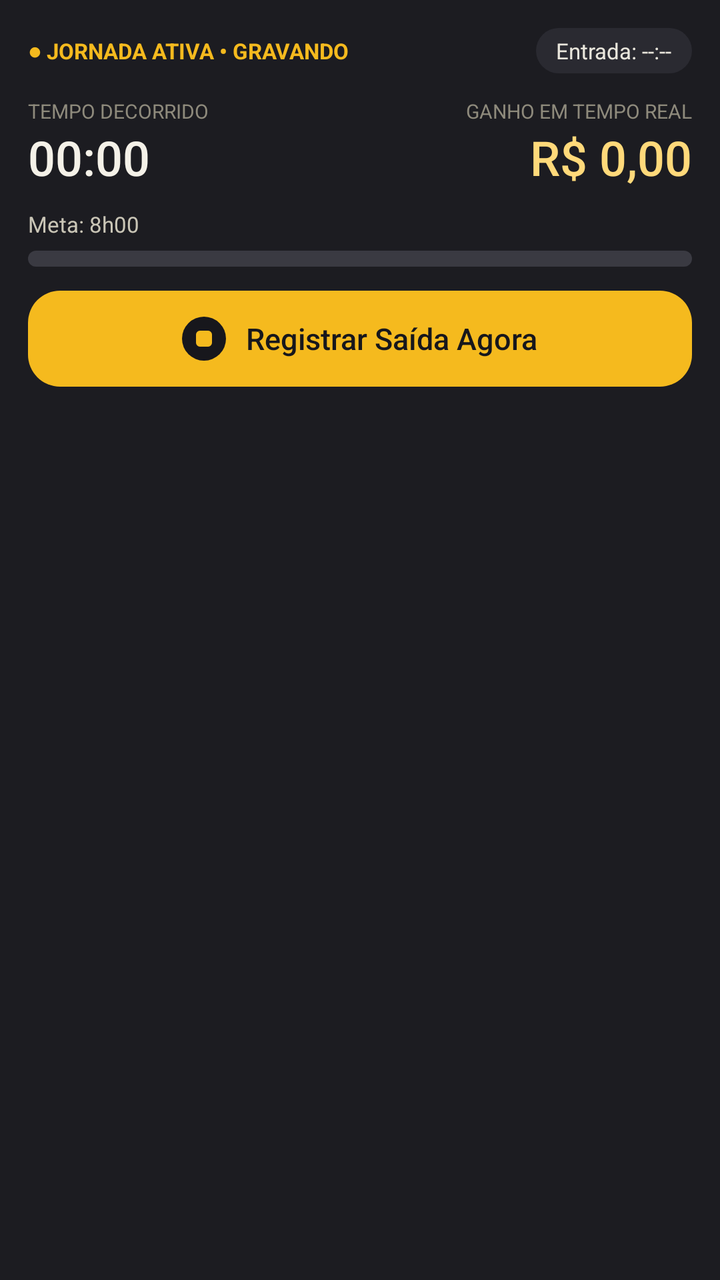
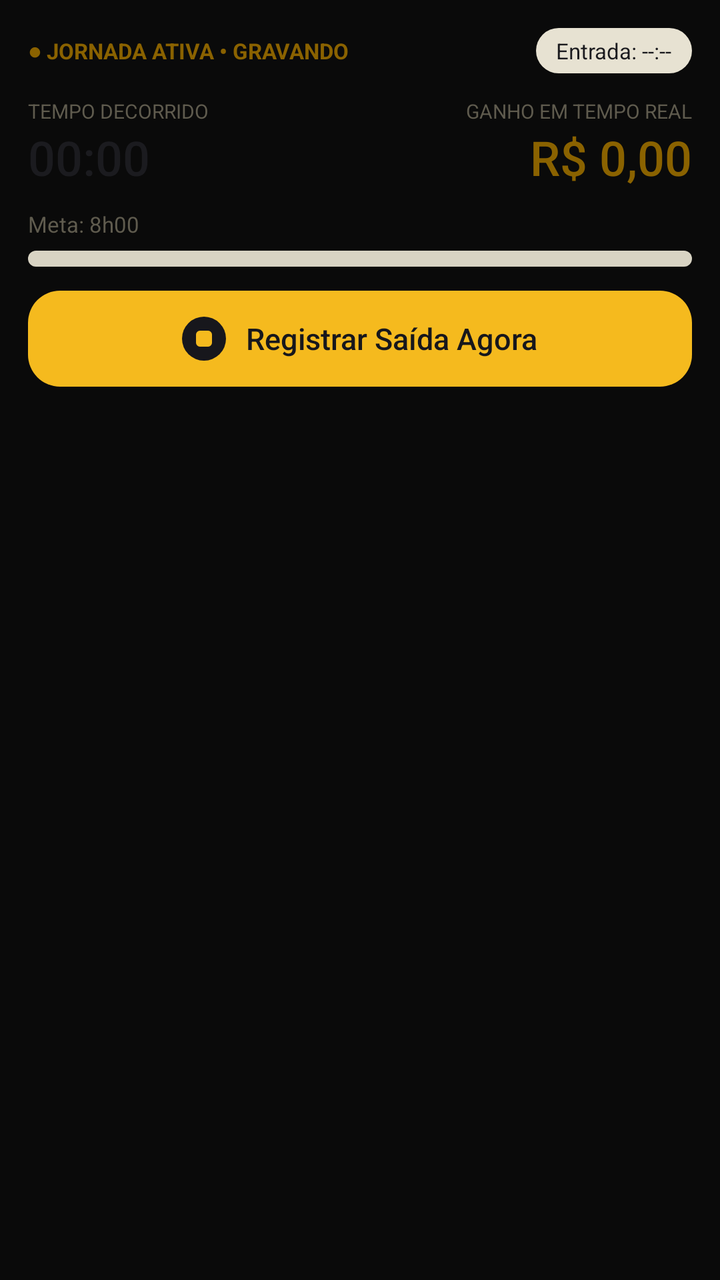

The first picture is an Android layout as it rendered before a commit; the second is the same layout after the commit. The layout source and the unified diff follow.
<!-- AndroidManifest.xml: application theme Theme.PontoPJ -->
<!-- res/layout/notification_big.xml -->
<?xml version="1.0" encoding="utf-8"?>
<LinearLayout xmlns:android="http://schemas.android.com/apk/res/android"
    android:layout_width="match_parent"
    android:layout_height="wrap_content"
    android:background="#1C1C21"
    android:orientation="vertical"
    android:padding="14dp">

    <RelativeLayout
        android:layout_width="match_parent"
        android:layout_height="wrap_content">

        <TextView
            android:id="@+id/notif_status"
            android:layout_width="wrap_content"
            android:layout_height="wrap_content"
            android:layout_alignParentStart="true"
            android:layout_centerVertical="true"
            android:text="● JORNADA ATIVA • GRAVANDO"
            android:textColor="#F5BA1E"
            android:textSize="11sp"
            android:textStyle="bold" />

        <TextView
            android:id="@+id/notif_entry"
            android:layout_width="wrap_content"
            android:layout_height="wrap_content"
            android:layout_alignParentEnd="true"
            android:background="@drawable/notif_pill"
            android:paddingStart="10dp"
            android:paddingTop="4dp"
            android:paddingEnd="10dp"
            android:paddingBottom="4dp"
            android:text="Entrada: --:--"
            android:textColor="#E9E6DC"
            android:textSize="11sp" />
    </RelativeLayout>

    <RelativeLayout
        android:layout_width="match_parent"
        android:layout_height="wrap_content"
        android:layout_marginTop="12dp">

        <LinearLayout
            android:layout_width="wrap_content"
            android:layout_height="wrap_content"
            android:layout_alignParentStart="true"
            android:orientation="vertical">

            <TextView
                android:layout_width="wrap_content"
                android:layout_height="wrap_content"
                android:text="TEMPO DECORRIDO"
                android:textColor="#8E8A7C"
                android:textSize="10sp" />

            <Chronometer
                android:id="@+id/notif_chrono"
                android:layout_width="wrap_content"
                android:layout_height="wrap_content"
                android:fontFamily="sans-serif-medium"
                android:textColor="#F4F1E8"
                android:textSize="24sp" />
        </LinearLayout>

        <LinearLayout
            android:layout_width="wrap_content"
            android:layout_height="wrap_content"
            android:layout_alignParentEnd="true"
            android:gravity="end"
            android:orientation="vertical">

            <TextView
                android:layout_width="wrap_content"
                android:layout_height="wrap_content"
                android:text="GANHO EM TEMPO REAL"
                android:textColor="#8E8A7C"
                android:textSize="10sp" />

            <TextView
                android:id="@+id/notif_earnings"
                android:layout_width="wrap_content"
                android:layout_height="wrap_content"
                android:fontFamily="sans-serif-medium"
                android:text="R$ 0,00"
                android:textColor="#FFD97A"
                android:textSize="24sp" />
        </LinearLayout>
    </RelativeLayout>

    <RelativeLayout
        android:id="@+id/notif_goal_block"
        android:layout_width="match_parent"
        android:layout_height="wrap_content"
        android:layout_marginTop="10dp">

        <TextView
            android:id="@+id/notif_goal"
            android:layout_width="wrap_content"
            android:layout_height="wrap_content"
            android:layout_alignParentStart="true"
            android:text="Meta: 8h00"
            android:textColor="#C9C5B6"
            android:textSize="11sp" />

        <TextView
            android:id="@+id/notif_goal_status"
            android:layout_width="wrap_content"
            android:layout_height="wrap_content"
            android:layout_alignParentEnd="true"
            android:textColor="#FFD97A"
            android:textSize="11sp" />
    </RelativeLayout>

    <ProgressBar
        android:id="@+id/notif_progress"
        style="?android:attr/progressBarStyleHorizontal"
        android:layout_width="match_parent"
        android:layout_height="8dp"
        android:layout_marginTop="6dp"
        android:max="100"
        android:progressDrawable="@drawable/notif_progress" />

    <LinearLayout
        android:id="@+id/notif_btn"
        android:layout_width="match_parent"
        android:layout_height="48dp"
        android:layout_marginTop="12dp"
        android:background="@drawable/notif_button"
        android:gravity="center"
        android:orientation="horizontal">

        <ImageView
            android:layout_width="22dp"
            android:layout_height="22dp"
            android:src="@drawable/notif_stop_dot" />

        <TextView
            android:layout_width="wrap_content"
            android:layout_height="wrap_content"
            android:layout_marginStart="10dp"
            android:fontFamily="sans-serif-medium"
            android:text="Registrar Saída Agora"
            android:textColor="#17171C"
            android:textSize="15sp" />
    </LinearLayout>
</LinearLayout>
<!-- resources referenced by this layout -->
<resources>
  <!-- drawable notif_button (drawable) -->
  <?xml version="1.0" encoding="utf-8"?>
  <shape xmlns:android="http://schemas.android.com/apk/res/android" android:shape="rectangle">
      <solid android:color="#F5BA1E" />
      <corners android:radius="16dp" />
  </shape>
  <!-- drawable notif_pill (drawable) -->
  <?xml version="1.0" encoding="utf-8"?>
  <shape xmlns:android="http://schemas.android.com/apk/res/android" android:shape="rectangle">
      <solid android:color="#2A2A31" />
      <corners android:radius="20dp" />
  </shape>
  <!-- drawable notif_progress (drawable) -->
  <?xml version="1.0" encoding="utf-8"?>
  <layer-list xmlns:android="http://schemas.android.com/apk/res/android">
      <item android:id="@android:id/background">
          <shape android:shape="rectangle">
              <solid android:color="#3A3A42" />
              <corners android:radius="4dp" />
          </shape>
      </item>
      <item android:id="@android:id/progress">
          <clip>
              <shape android:shape="rectangle">
                  <solid android:color="#F5BA1E" />
                  <corners android:radius="4dp" />
              </shape>
          </clip>
      </item>
  </layer-list>
  <!-- drawable notif_stop_dot (drawable) -->
  <?xml version="1.0" encoding="utf-8"?>
  <layer-list xmlns:android="http://schemas.android.com/apk/res/android">
      <item>
          <shape android:shape="oval">
              <solid android:color="#17171C" />
              <size android:width="22dp" android:height="22dp" />
          </shape>
      </item>
      <item
          android:bottom="7dp"
          android:left="7dp"
          android:right="7dp"
          android:top="7dp">
          <shape android:shape="rectangle">
              <solid android:color="#F5BA1E" />
              <corners android:radius="2dp" />
          </shape>
      </item>
  </layer-list>
  <style name="Theme.PontoPJ" parent="android:Theme.Material.NoActionBar">
          <item name="android:windowBackground">@color/black</item>
          <item name="android:statusBarColor">@android:color/transparent</item>
          <item name="android:navigationBarColor">@android:color/transparent</item>
      </style>
  <color name="black">#FF0A0A0A</color>
</resources>

<!-- the commit's change to res/layout/notification_big.xml (unified diff, before → after) -->
@@ -2,7 +2,6 @@
 <LinearLayout xmlns:android="http://schemas.android.com/apk/res/android"
     android:layout_width="match_parent"
     android:layout_height="wrap_content"
-    android:background="#1C1C21"
     android:orientation="vertical"
     android:padding="14dp">
 
@@ -17,7 +16,7 @@
             android:layout_alignParentStart="true"
             android:layout_centerVertical="true"
             android:text="● JORNADA ATIVA • GRAVANDO"
-            android:textColor="#F5BA1E"
+            android:textColor="@color/notif_status"
             android:textSize="11sp"
             android:textStyle="bold" />
 
@@ -32,7 +31,7 @@
             android:paddingEnd="10dp"
             android:paddingBottom="4dp"
             android:text="Entrada: --:--"
-            android:textColor="#E9E6DC"
+            android:textColor="@color/notif_text"
             android:textSize="11sp" />
     </RelativeLayout>
 
@@ -51,7 +50,7 @@
                 android:layout_width="wrap_content"
                 android:layout_height="wrap_content"
                 android:text="TEMPO DECORRIDO"
-                android:textColor="#8E8A7C"
+                android:textColor="@color/notif_muted"
                 android:textSize="10sp" />
 
             <Chronometer
@@ -59,7 +58,7 @@
                 android:layout_width="wrap_content"
                 android:layout_height="wrap_content"
                 android:fontFamily="sans-serif-medium"
-                android:textColor="#F4F1E8"
+                android:textColor="@color/notif_text"
                 android:textSize="24sp" />
         </LinearLayout>
 
@@ -74,7 +73,7 @@
                 android:layout_width="wrap_content"
                 android:layout_height="wrap_content"
                 android:text="GANHO EM TEMPO REAL"
-                android:textColor="#8E8A7C"
+                android:textColor="@color/notif_muted"
                 android:textSize="10sp" />
 
             <TextView
@@ -83,7 +82,7 @@
                 android:layout_height="wrap_content"
                 android:fontFamily="sans-serif-medium"
                 android:text="R$ 0,00"
-                android:textColor="#FFD97A"
+                android:textColor="@color/notif_earnings"
                 android:textSize="24sp" />
         </LinearLayout>
     </RelativeLayout>
@@ -100,7 +99,7 @@
             android:layout_height="wrap_content"
             android:layout_alignParentStart="true"
             android:text="Meta: 8h00"
-            android:textColor="#C9C5B6"
+            android:textColor="@color/notif_muted"
             android:textSize="11sp" />
 
         <TextView
@@ -108,7 +107,7 @@
             android:layout_width="wrap_content"
             android:layout_height="wrap_content"
             android:layout_alignParentEnd="true"
-            android:textColor="#FFD97A"
+            android:textColor="@color/notif_earnings"
             android:textSize="11sp" />
     </RelativeLayout>
 
<!-- resource entries referenced after the edit -->
@@ -1,5 +1,9 @@
 <!-- resources referenced by this layout -->
 <resources>
+  <color name="notif_earnings">#8A6200</color>
+  <color name="notif_muted">#5F5B4E</color>
+  <color name="notif_status">#8A6200</color>
+  <color name="notif_text">#1B1B1F</color>
   <!-- drawable notif_button (drawable) -->
   <?xml version="1.0" encoding="utf-8"?>
   <shape xmlns:android="http://schemas.android.com/apk/res/android" android:shape="rectangle">
@@ -9,7 +13,7 @@
   <!-- drawable notif_pill (drawable) -->
   <?xml version="1.0" encoding="utf-8"?>
   <shape xmlns:android="http://schemas.android.com/apk/res/android" android:shape="rectangle">
-      <solid android:color="#2A2A31" />
+      <solid android:color="@color/notif_pill" />
       <corners android:radius="20dp" />
   </shape>
   <!-- drawable notif_progress (drawable) -->
@@ -17,7 +21,7 @@
   <layer-list xmlns:android="http://schemas.android.com/apk/res/android">
       <item android:id="@android:id/background">
           <shape android:shape="rectangle">
-              <solid android:color="#3A3A42" />
+              <solid android:color="@color/notif_track" />
               <corners android:radius="4dp" />
           </shape>
       </item>
@@ -55,6 +59,8 @@
           <item name="android:statusBarColor">@android:color/transparent</item>
           <item name="android:navigationBarColor">@android:color/transparent</item>
       </style>
+  <color name="notif_pill">#E7E2D2</color>
+  <color name="notif_track">#D8D3C3</color>
   <color name="black">#FF0A0A0A</color>
 </resources>
 
